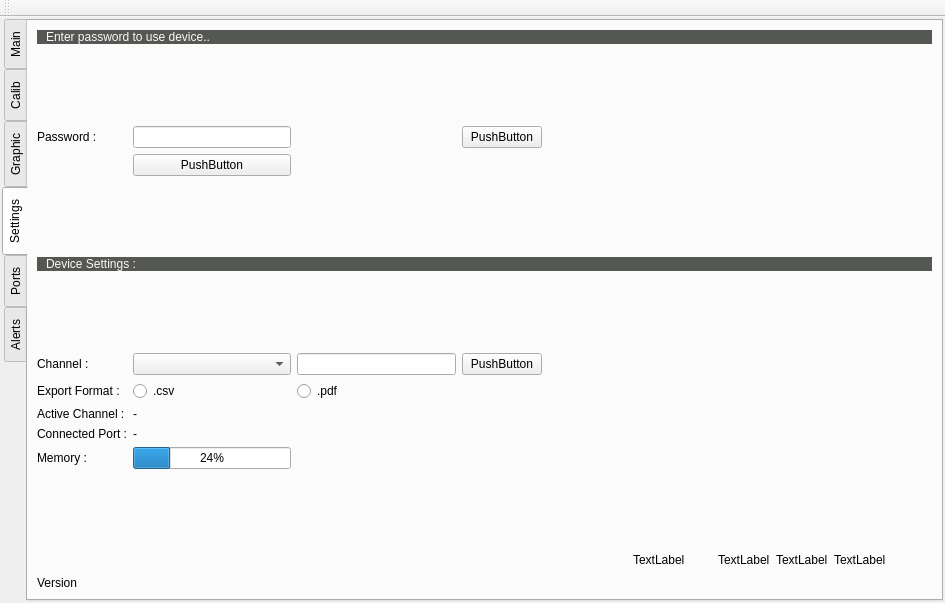
The window that dlcalmenu.ui (silozd/Data_Logger) describes before a commit, drawn with Qt 5.
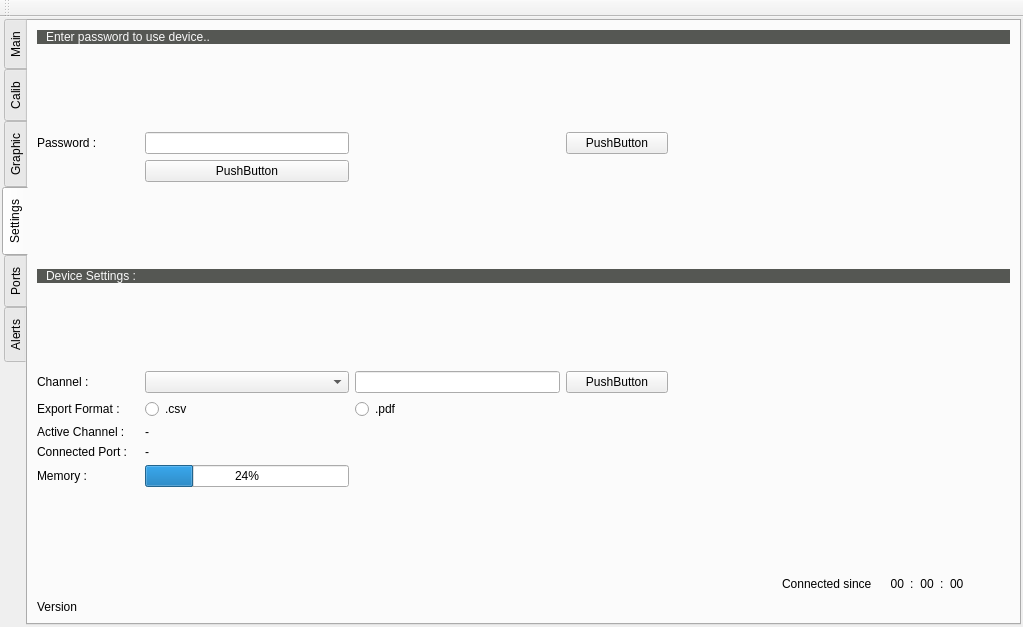
The same window after the commit. The open tabs and pages were chosen to show the change.

```diff
--- a/dlcalmenu.ui
+++ b/dlcalmenu.ui
@@ -6,8 +6,8 @@
    <rect>
     <x>0</x>
     <y>0</y>
-    <width>945</width>
-    <height>603</height>
+    <width>1023</width>
+    <height>627</height>
    </rect>
   </property>
   <property name="windowTitle">
@@ -654,7 +654,7 @@
        <attribute name="title">
         <string>Settings</string>
        </attribute>
-       <layout class="QGridLayout" name="gridLayout_10" rowstretch="1,0,1,1,0,0,0,1,1,0,0,1,0,0,0" columnstretch="1,2,2,1,1,1,0,0,0,0">
+       <layout class="QGridLayout" name="gridLayout_10" rowstretch="1,0,1,1,0,0,0,1,1,0,0,1,0,0,0" columnstretch="1,2,2,1,1,1,0,0,0,0,0,0">
         <property name="leftMargin">
          <number>9</number>
         </property>
@@ -667,44 +667,41 @@
         <property name="bottomMargin">
          <number>9</number>
         </property>
-        <item row="13" column="4">
-         <spacer name="horizontalSpacer_4">
-          <property name="orientation">
-           <enum>Qt::Horizontal</enum>
+        <item row="9" column="0">
+         <widget class="QLabel" name="label_24">
+          <property name="text">
+           <string>Active Channel :</string>
           </property>
-          <property name="sizeHint" stdset="0">
-           <size>
-            <width>40</width>
-            <height>20</height>
-           </size>
+         </widget>
+        </item>
+        <item row="13" column="6">
+         <widget class="QLabel" name="hundredthsText">
+          <property name="text">
+           <string>00</string>
           </property>
-         </spacer>
+          <property name="alignment">
+           <set>Qt::AlignRight|Qt::AlignTrailing|Qt::AlignVCenter</set>
+          </property>
+         </widget>
         </item>
-        <item row="10" column="1">
-         <widget class="QLabel" name="currentPort">
+        <item row="9" column="1">
+         <widget class="QLabel" name="activeChannels">
           <property name="text">
            <string>-</string>
           </property>
          </widget>
         </item>
-        <item row="13" column="5">
-         <widget class="QLabel" name="label_32">
+        <item row="13" column="10">
+         <widget class="QLabel" name="secondsText">
           <property name="text">
-           <string>TextLabel</string>
+           <string>00</string>
           </property>
          </widget>
         </item>
-        <item row="2" column="0">
-         <widget class="QLabel" name="label_20">
+        <item row="2" column="3">
+         <widget class="QPushButton" name="pushButton_9">
           <property name="text">
-           <string>Password :</string>
-          </property>
-         </widget>
-        </item>
-        <item row="13" column="7">
-         <widget class="QLabel" name="label_31">
-          <property name="text">
-           <string>TextLabel</string>
+           <string>PushButton</string>
           </property>
          </widget>
         </item>
@@ -715,47 +712,58 @@
           </property>
          </widget>
         </item>
-        <item row="13" column="8">
-         <widget class="QLabel" name="label_33">
-          <property name="text">
-           <string>TextLabel</string>
+        <item row="13" column="4">
+         <spacer name="horizontalSpacer_4">
+          <property name="orientation">
+           <enum>Qt::Horizontal</enum>
           </property>
-         </widget>
+          <property name="sizeHint" stdset="0">
+           <size>
+            <width>40</width>
+            <height>20</height>
+           </size>
+          </property>
+         </spacer>
         </item>
-        <item row="3" column="1">
-         <widget class="QPushButton" name="pushButton_8">
-          <property name="text">
-           <string>PushButton</string>
+        <item row="6" column="1">
+         <spacer name="verticalSpacer_4">
+          <property name="orientation">
+           <enum>Qt::Vertical</enum>
           </property>
-         </widget>
+          <property name="sizeHint" stdset="0">
+           <size>
+            <width>20</width>
+            <height>40</height>
+           </size>
+          </property>
+         </spacer>
         </item>
         <item row="7" column="1">
          <widget class="QComboBox" name="combo_channels"/>
         </item>
-        <item row="7" column="3">
-         <widget class="QPushButton" name="pushButton_10">
-          <property name="text">
-           <string>PushButton</string>
-          </property>
-         </widget>
-        </item>
-        <item row="7" column="0">
-         <widget class="QLabel" name="label_22">
-          <property name="text">
-           <string>Channel :</string>
-          </property>
-         </widget>
-        </item>
-        <item row="2" column="3">
-         <widget class="QPushButton" name="pushButton_9">
-          <property name="text">
-           <string>PushButton</string>
-          </property>
-         </widget>
-        </item>
         <item row="2" column="1">
          <widget class="QLineEdit" name="lineEdit"/>
         </item>
+        <item row="13" column="5">
+         <widget class="QLabel" name="lbl_settingsTime">
+          <property name="text">
+           <string>Connected since </string>
+          </property>
+         </widget>
+        </item>
+        <item row="1" column="1">
+         <spacer name="verticalSpacer_3">
+          <property name="orientation">
+           <enum>Qt::Vertical</enum>
+          </property>
+          <property name="sizeHint" stdset="0">
+           <size>
+            <width>20</width>
+            <height>40</height>
+           </size>
+          </property>
+         </spacer>
+        </item>
         <item row="7" column="2">
          <widget class="QLineEdit" name="lineEdit_2"/>
         </item>
@@ -766,30 +774,37 @@
           </property>
          </widget>
         </item>
-        <item row="9" column="1">
-         <widget class="QLabel" name="activeChannels">
-          <property name="text">
-           <string>-</string>
-          </property>
-         </widget>
-        </item>
-        <item row="1" column="1">
-         <spacer name="verticalSpacer_3">
+        <item row="13" column="11">
+         <spacer name="horizontalSpacer">
           <property name="orientation">
-           <enum>Qt::Vertical</enum>
+           <enum>Qt::Horizontal</enum>
           </property>
           <property name="sizeHint" stdset="0">
            <size>
-            <width>20</width>
-            <height>40</height>
+            <width>40</width>
+            <height>20</height>
            </size>
           </property>
          </spacer>
         </item>
-        <item row="9" column="0">
-         <widget class="QLabel" name="label_24">
+        <item row="7" column="3">
+         <widget class="QPushButton" name="pushButton_10">
           <property name="text">
-           <string>Active Channel :</string>
+           <string>PushButton</string>
+          </property>
+         </widget>
+        </item>
+        <item row="11" column="0">
+         <widget class="QLabel" name="label_28">
+          <property name="text">
+           <string>Memory :</string>
+          </property>
+         </widget>
+        </item>
+        <item row="3" column="1">
+         <widget class="QPushButton" name="pushButton_8">
+          <property name="text">
+           <string>PushButton</string>
           </property>
          </widget>
         </item>
@@ -800,10 +815,56 @@
           </property>
          </widget>
         </item>
-        <item row="13" column="6">
-         <widget class="QLabel" name="label">
+        <item row="0" column="0" colspan="12">
+         <widget class="QLabel" name="label_19">
+          <property name="sizePolicy">
+           <sizepolicy hsizetype="Preferred" vsizetype="Fixed">
+            <horstretch>0</horstretch>
+            <verstretch>0</verstretch>
+           </sizepolicy>
+          </property>
+          <property name="styleSheet">
+           <string notr="true">background-color: rgb(85, 87, 83);
+color: rgb(250, 250, 250);</string>
+          </property>
           <property name="text">
-           <string>TextLabel</string>
+           <string>Enter password to use device..</string>
+          </property>
+          <property name="margin">
+           <number>5</number>
+          </property>
+          <property name="indent">
+           <number>9</number>
+          </property>
+         </widget>
+        </item>
+        <item row="5" column="0" colspan="12">
+         <widget class="QLabel" name="label_21">
+          <property name="sizePolicy">
+           <sizepolicy hsizetype="Preferred" vsizetype="Fixed">
+            <horstretch>0</horstretch>
+            <verstretch>0</verstretch>
+           </sizepolicy>
+          </property>
+          <property name="styleSheet">
+           <string notr="true">background-color: rgb(85, 87, 83);
+color: rgb(250, 250, 250);</string>
+          </property>
+          <property name="text">
+           <string>Device Settings :</string>
+          </property>
+          <property name="margin">
+           <number>5</number>
+          </property>
+          <property name="indent">
+           <number>9</number>
+          </property>
+         </widget>
+        </item>
+        <item row="10" column="1">
+         <widget class="QLabel" name="currentPort">
+          <property name="text">
+           <string>-</string>
           </property>
          </widget>
         </item>
@@ -814,31 +875,29 @@
           </property>
          </widget>
         </item>
-        <item row="6" column="1">
-         <spacer name="verticalSpacer_4">
-          <property name="orientation">
-           <enum>Qt::Vertical</enum>
+        <item row="13" column="7">
+         <widget class="QLabel" name="label">
+          <property name="text">
+           <string>:</string>
           </property>
-          <property name="sizeHint" stdset="0">
-           <size>
-            <width>20</width>
-            <height>40</height>
-           </size>
-          </property>
-         </spacer>
+         </widget>
         </item>
-        <item row="4" column="1">
-         <spacer name="verticalSpacer">
-          <property name="orientation">
-           <enum>Qt::Vertical</enum>
+        <item row="13" column="8">
+         <widget class="QLabel" name="minutesText">
+          <property name="text">
+           <string>00</string>
           </property>
-          <property name="sizeHint" stdset="0">
-           <size>
-            <width>20</width>
-            <height>40</height>
-           </size>
+          <property name="alignment">
+           <set>Qt::AlignCenter</set>
           </property>
-         </spacer>
+         </widget>
+        </item>
+        <item row="14" column="0" colspan="12">
+         <widget class="QLabel" name="label_4">
+          <property name="text">
+           <string>Version</string>
+          </property>
+         </widget>
         </item>
         <item row="8" column="1">
          <widget class="QRadioButton" name="radioButton_3">
@@ -847,13 +906,26 @@
           </property>
          </widget>
         </item>
-        <item row="11" column="0">
-         <widget class="QLabel" name="label_28">
+        <item row="7" column="0">
+         <widget class="QLabel" name="label_22">
           <property name="text">
-           <string>Memory :</string>
+           <string>Channel :</string>
           </property>
          </widget>
         </item>
+        <item row="4" column="1">
+         <spacer name="verticalSpacer">
+          <property name="orientation">
+           <enum>Qt::Vertical</enum>
+          </property>
+          <property name="sizeHint" stdset="0">
+           <size>
+            <width>20</width>
+            <height>40</height>
+           </size>
+          </property>
+         </spacer>
+        </item>
         <item row="12" column="4">
          <spacer name="verticalSpacer_2">
           <property name="orientation">
@@ -867,71 +939,19 @@
           </property>
          </spacer>
         </item>
-        <item row="5" column="0" colspan="10">
-         <widget class="QLabel" name="label_21">
-          <property name="sizePolicy">
-           <sizepolicy hsizetype="Preferred" vsizetype="Fixed">
-            <horstretch>0</horstretch>
-            <verstretch>0</verstretch>
-           </sizepolicy>
-          </property>
-          <property name="styleSheet">
-           <string notr="true">background-color: rgb(85, 87, 83);
-color: rgb(250, 250, 250);</string>
-          </property>
+        <item row="2" column="0">
+         <widget class="QLabel" name="label_20">
           <property name="text">
-           <string>Device Settings :</string>
-          </property>
-          <property name="margin">
-           <number>5</number>
-          </property>
-          <property name="indent">
-           <number>9</number>
-          </property>
-         </widget>
-        </item>
-        <item row="0" column="0" colspan="10">
-         <widget class="QLabel" name="label_19">
-          <property name="sizePolicy">
-           <sizepolicy hsizetype="Preferred" vsizetype="Fixed">
-            <horstretch>0</horstretch>
-            <verstretch>0</verstretch>
-           </sizepolicy>
-          </property>
-          <property name="styleSheet">
-           <string notr="true">background-color: rgb(85, 87, 83);
-color: rgb(250, 250, 250);</string>
-          </property>
-          <property name="text">
-           <string>Enter password to use device..</string>
-          </property>
-          <property name="margin">
-           <number>5</number>
-          </property>
-          <property name="indent">
-           <number>9</number>
-          </property>
-         </widget>
-        </item>
-        <item row="14" column="0" colspan="10">
-         <widget class="QLabel" name="label_4">
-          <property name="text">
-           <string>Version</string>
+           <string>Password :</string>
           </property>
          </widget>
         </item>
         <item row="13" column="9">
-         <spacer name="horizontalSpacer">
-          <property name="orientation">
-           <enum>Qt::Horizontal</enum>
+         <widget class="QLabel" name="label_5">
+          <property name="text">
+           <string>:</string>
           </property>
-          <property name="sizeHint" stdset="0">
-           <size>
-            <width>40</width>
-            <height>20</height>
-           </size>
-          </property>
-         </spacer>
+         </widget>
         </item>
        </layout>
       </widget>
```
Left out of the diff: 27 changed lines with no effect on the pictures.
